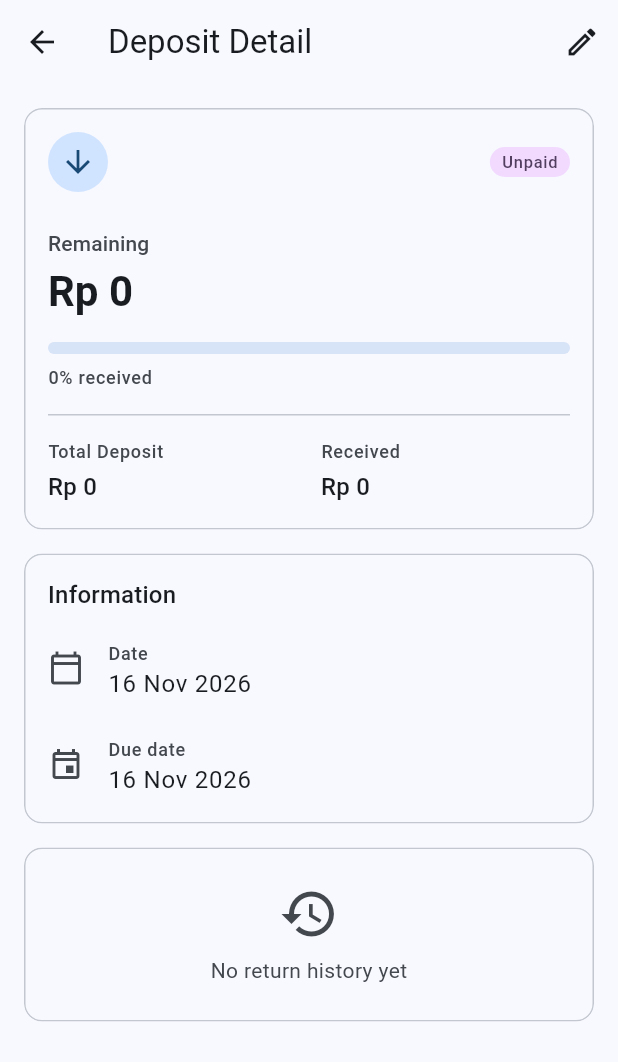
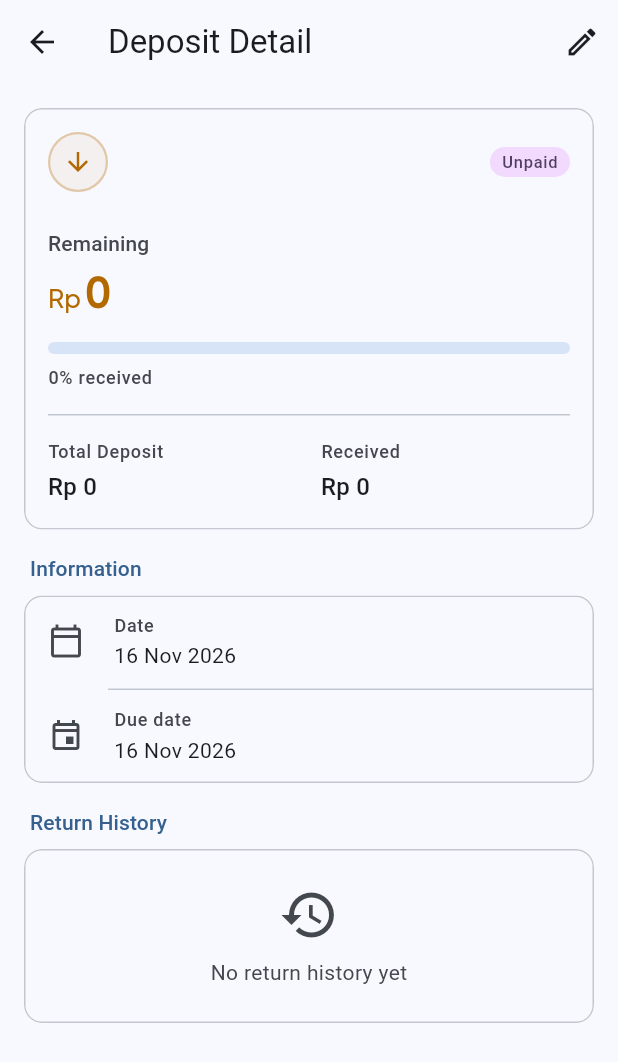
Before and after one commit to abayDahln/CashBay, a Flutter app: the DebtDetailScreen screen opened directly with empty values, on a phone screen of 412 x 824 dp. Shown: the top 1062 px of the screen. Run offline on Flutter 3.47's test engine with Material 3 defaults, Android fonts, the phone set to English and light mode, and no system bars; our stand-ins replace fl_chart, flutter_local_notifications, image_picker, shared_preferences, sqflite, sqflite_common_ffi and 1 more; missing offline and left inert: file_selector; accounts and stored records are empty.

Commit message:
update screen ui and components

```diff
--- a/lib/features/debts/presentation/screens/debt_detail_screen.dart
+++ b/lib/features/debts/presentation/screens/debt_detail_screen.dart
@@ -1,5 +1,6 @@
 import 'package:flutter/material.dart';
 import 'package:provider/provider.dart';
+import '../../../../core/theme/app_colors.dart';
 import '../../../../core/utils/formatters.dart';
 import '../../../../core/widgets/widgets.dart';
 import '../../data/models/debt.dart';
@@ -85,6 +86,7 @@ class _DebtDetailScreenState extends State<DebtDetailScreen> {
     final paid = _debt.amount - _debt.remainingAmount;
     final scheme = Theme.of(context).colorScheme;
     final textTheme = Theme.of(context).textTheme;
+    final accent = FinanceColors.of(context).titipan;
 
     return AppCard(
       variant: AppCardVariant.outlined,
@@ -94,10 +96,22 @@ class _DebtDetailScreenState extends State<DebtDetailScreen> {
         children: [
           Row(
             children: [
-              CircleAvatar(
-                backgroundColor: scheme.primaryContainer,
-                foregroundColor: scheme.onPrimaryContainer,
-                child: Icon(isDebt ? Icons.arrow_upward : Icons.arrow_downward),
+              Container(
+                width: 40,
+                height: 40,
+                decoration: BoxDecoration(
+                  shape: BoxShape.circle,
+                  color: accent.withValues(alpha: 0.06),
+                  border: Border.all(
+                    color: accent.withValues(alpha: 0.3),
+                    width: 1.5,
+                  ),
+                ),
+                child: Icon(
+                  isDebt ? Icons.arrow_upward : Icons.arrow_downward,
+                  size: 20,
+                  color: accent,
+                ),
               ),
               const SizedBox(width: 16),
               Expanded(
@@ -123,9 +137,11 @@ class _DebtDetailScreenState extends State<DebtDetailScreen> {
           FittedBox(
             fit: BoxFit.scaleDown,
             alignment: Alignment.centerLeft,
-            child: Text(
-              CurrencyFormatter.format(_debt.remainingAmount),
+            child: NominalText(
+              amount: _debt.remainingAmount,
+              symbolColor: accent,
               style: textTheme.headlineMedium?.copyWith(
+                color: accent,
                 fontWeight: FontWeight.w700,
               ),
             ),
@@ -141,6 +157,7 @@ class _DebtDetailScreenState extends State<DebtDetailScreen> {
                 LinearProgressIndicator(
                   value: value,
                   minHeight: 8,
+                  color: accent,
                   borderRadius: BorderRadius.circular(4),
                   semanticsLabel: t.progressPayment,
                   semanticsValue: '${(value * 100).round()}%',
@@ -206,30 +223,15 @@ class _DebtDetailScreenState extends State<DebtDetailScreen> {
 
   Widget _buildInfoCard() {
     final t = L.of(context);
+    final scheme = Theme.of(context).colorScheme;
     final wallet = context
         .watch<WalletProvider>()
         .wallets
         .where((w) => w.id == _debt.walletId)
         .firstOrNull;
 
-    return AppCard(
-      variant: AppCardVariant.outlined,
-      padding: const EdgeInsets.symmetric(vertical: 8),
-      child: Column(
-        crossAxisAlignment: CrossAxisAlignment.start,
-        children: [
-          Padding(
-            padding: const EdgeInsets.fromLTRB(16, 8, 16, 4),
-            child: Text(
-              t.information,
-              style: Theme.of(context).textTheme.titleMedium,
-            ),
-          ),
-          _buildInfoRow(
-            Icons.calendar_today_outlined,
-            t.date,
-            DateFormatter.formatDate(_debt.date),
-          ),
+    final rows = <Widget>[
+      _buildInfoRow(Icons.calendar_today_outlined, t.date, DateFormatter.formatDate(_debt.date)),
       if (_debt.dueDate != null)
         _buildInfoRow(
           Icons.event_outlined,
@@ -243,24 +245,73 @@ class _DebtDetailScreenState extends State<DebtDetailScreen> {
           wallet.name,
         ),
       if (_debt.note?.isNotEmpty == true)
-            _buildInfoRow(Icons.notes, t.note, _debt.note!),
+        _buildInfoRow(Icons.notes_outlined, t.note, _debt.note!),
+    ];
+
+    return Column(
+      crossAxisAlignment: CrossAxisAlignment.stretch,
+      children: [
+        _sectionLabel(t.information),
+        AppCard(
+          variant: AppCardVariant.outlined,
+          padding: EdgeInsets.zero,
+          child: Column(
+            children: [
+              for (var i = 0; i < rows.length; i++) ...[
+                if (i > 0)
+                  Divider(height: 1, indent: 56, color: scheme.outlineVariant),
+                rows[i],
+              ],
             ],
           ),
+        ),
+      ],
     );
   }
 
+  Widget _sectionLabel(String label) => Padding(
+    padding: const EdgeInsets.only(left: 4, bottom: 8),
+    child: Text(
+      label,
+      style: Theme.of(context).textTheme.titleSmall?.copyWith(
+        color: Theme.of(context).colorScheme.primary,
+      ),
+    ),
+  );
+
   Widget _buildInfoRow(IconData icon, String label, String value) {
     final scheme = Theme.of(context).colorScheme;
-    return ListTile(
-      dense: true,
-      leading: Icon(icon, color: scheme.onSurfaceVariant),
-      title: Text(
+    final text = Theme.of(context).textTheme;
+    return Padding(
+      padding: const EdgeInsets.symmetric(horizontal: 16, vertical: 12),
+      child: Row(
+        crossAxisAlignment: CrossAxisAlignment.start,
+        children: [
+          Padding(
+            padding: const EdgeInsets.only(top: 6),
+            child: Icon(icon, size: 24, color: scheme.onSurfaceVariant),
+          ),
+          const SizedBox(width: 20),
+          Expanded(
+            child: Column(
+              crossAxisAlignment: CrossAxisAlignment.start,
+              children: [
+                Text(
                   label,
-        style: Theme.of(
-          context,
-        ).textTheme.labelMedium?.copyWith(color: scheme.onSurfaceVariant),
+                  style: text.labelMedium?.copyWith(
+                    color: scheme.onSurfaceVariant,
                   ),
-      subtitle: Text(value, style: Theme.of(context).textTheme.bodyLarge),
+                ),
+                const SizedBox(height: 2),
+                Text(
+                  value,
+                  style: text.bodyMedium?.copyWith(color: scheme.onSurface),
+                ),
+              ],
+            ),
+          ),
+        ],
+      ),
     );
   }
 
@@ -270,7 +321,11 @@ class _DebtDetailScreenState extends State<DebtDetailScreen> {
     final textTheme = Theme.of(context).textTheme;
 
     if (_payments.isEmpty) {
-      return AppCard(
+      return Column(
+        crossAxisAlignment: CrossAxisAlignment.stretch,
+        children: [
+          _sectionLabel(t.returnHistory),
+          AppCard(
             variant: AppCardVariant.outlined,
             padding: const EdgeInsets.all(24),
             child: Column(
@@ -286,36 +341,20 @@ class _DebtDetailScreenState extends State<DebtDetailScreen> {
                 ),
               ],
             ),
+          ),
+        ],
       );
     }
 
-    return AppCard(
+    return Column(
+      crossAxisAlignment: CrossAxisAlignment.stretch,
+      children: [
+        _sectionLabel(t.returnHistory),
+        AppCard(
           variant: AppCardVariant.outlined,
-      padding: const EdgeInsets.symmetric(vertical: 8),
+          padding: EdgeInsets.zero,
           child: Column(
             children: [
-          Padding(
-            padding: const EdgeInsets.fromLTRB(16, 8, 16, 8),
-            child: Row(
-              children: [
-                Expanded(
-                  child: Text(
-                    t.returnHistory,
-                    style: textTheme.titleMedium,
-                    maxLines: 1,
-                    overflow: TextOverflow.ellipsis,
-                  ),
-                ),
-                const SizedBox(width: 8),
-                Text(
-                  t.transactionCount(_payments.length),
-                  style: textTheme.bodySmall?.copyWith(
-                    color: scheme.onSurfaceVariant,
-                  ),
-                ),
-              ],
-            ),
-          ),
               for (final entry in _payments.asMap().entries) ...[
                 if (entry.key > 0)
                   Divider(
@@ -331,11 +370,14 @@ class _DebtDetailScreenState extends State<DebtDetailScreen> {
               ],
             ],
           ),
+        ),
+      ],
     );
   }
 
   Widget _buildPaymentTile(DebtPayment payment) {
     final scheme = Theme.of(context).colorScheme;
+    final finance = FinanceColors.of(context);
     final wallet = context
         .read<WalletProvider>()
         .wallets
@@ -344,10 +386,22 @@ class _DebtDetailScreenState extends State<DebtDetailScreen> {
 
     return ListTile(
       onTap: () => _editReturnLeg(payment),
-      leading: CircleAvatar(
-        backgroundColor: scheme.primaryContainer,
-        foregroundColor: scheme.onPrimaryContainer,
-        child: Icon(isDebt ? Icons.arrow_upward : Icons.arrow_downward),
+      leading: Container(
+        width: 40,
+        height: 40,
+        decoration: BoxDecoration(
+          shape: BoxShape.circle,
+          color: finance.income.withValues(alpha: 0.06),
+          border: Border.all(
+            color: finance.income.withValues(alpha: 0.3),
+            width: 1.5,
+          ),
+        ),
+        child: Icon(
+          isDebt ? Icons.arrow_downward : Icons.arrow_upward,
+          size: 20,
+          color: finance.income,
+        ),
       ),
       title: Text(
         CurrencyFormatter.format(payment.amount),
@@ -361,6 +415,9 @@ class _DebtDetailScreenState extends State<DebtDetailScreen> {
         ].join(' • '),
         maxLines: 1,
         overflow: TextOverflow.ellipsis,
+        style: Theme.of(context).textTheme.bodyMedium?.copyWith(
+          color: scheme.onSurfaceVariant,
+        ),
       ),
       trailing: const Icon(Icons.edit_outlined, size: 18),
     );
@@ -740,11 +797,25 @@ class _AddPaymentSheetState extends State<_AddPaymentSheet> {
             children: [
               Row(
                 children: [
-                  CircleAvatar(
-                    backgroundColor: scheme.primaryContainer,
-                    foregroundColor: scheme.onPrimaryContainer,
+                  Container(
+                    width: 40,
+                    height: 40,
+                    decoration: BoxDecoration(
+                      shape: BoxShape.circle,
+                      color: FinanceColors.of(
+                        context,
+                      ).income.withValues(alpha: 0.06),
+                      border: Border.all(
+                        color: FinanceColors.of(
+                          context,
+                        ).income.withValues(alpha: 0.3),
+                        width: 1.5,
+                      ),
+                    ),
                     child: Icon(
-                      _isDebt ? Icons.arrow_upward : Icons.arrow_downward,
+                      _isDebt ? Icons.arrow_downward : Icons.arrow_upward,
+                      size: 20,
+                      color: FinanceColors.of(context).income,
                     ),
                   ),
                   const SizedBox(width: 16),
```
Also changed, not shown: lib/features/debts/presentation/screens/debts_screen.dart (+46 -43 lines), lib/features/transactions/presentation/screens/add_transaction_screen.dart (+16 -6 lines), lib/features/transactions/presentation/screens/history_detail_screen.dart (+6 -2 lines). Lines whose indentation alone changed are shown as unchanged.
